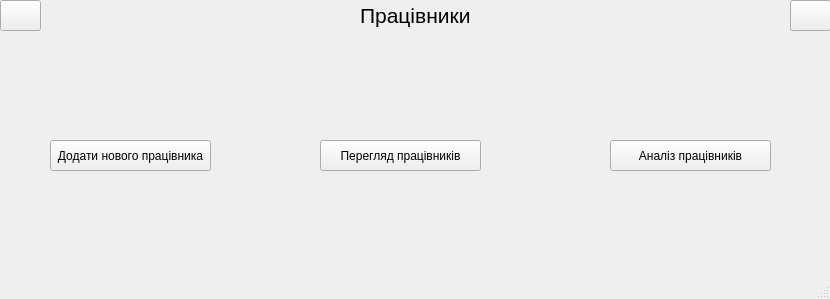
First picture: the form in uis/workers.ui, repository definitelyDefi/atelier-nitka-accounting, before the edit.
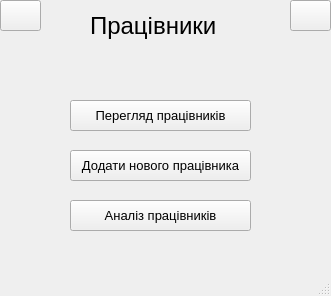
Second picture: the form after the edit. Icons and pictures are not drawn.

Commit message: Изменения интерфейса меню: Главное меню, Клиенты и работники

```diff
--- a/uis/workers.ui
+++ b/uis/workers.ui
@@ -6,8 +6,8 @@
    <rect>
     <x>0</x>
     <y>0</y>
-    <width>830</width>
-    <height>299</height>
+    <width>331</width>
+    <height>296</height>
    </rect>
   </property>
   <property name="windowTitle">
@@ -17,12 +17,17 @@
    <widget class="QPushButton" name="add_new_worker_button">
     <property name="geometry">
      <rect>
-      <x>50</x>
-      <y>140</y>
-      <width>161</width>
+      <x>70</x>
+      <y>150</y>
+      <width>181</width>
       <height>31</height>
      </rect>
     </property>
+    <property name="font">
+     <font>
+      <pointsize>10</pointsize>
+     </font>
+    </property>
     <property name="text">
      <string>Додати нового працівника</string>
     </property>
@@ -30,12 +35,17 @@
    <widget class="QPushButton" name="workers_analisys_button">
     <property name="geometry">
      <rect>
-      <x>610</x>
-      <y>140</y>
-      <width>161</width>
+      <x>70</x>
+      <y>200</y>
+      <width>181</width>
       <height>31</height>
      </rect>
     </property>
+    <property name="font">
+     <font>
+      <pointsize>10</pointsize>
+     </font>
+    </property>
     <property name="text">
      <string>Аналіз працівників</string>
     </property>
@@ -43,12 +53,17 @@
    <widget class="QPushButton" name="view_workers_button">
     <property name="geometry">
      <rect>
-      <x>320</x>
-      <y>140</y>
-      <width>161</width>
+      <x>70</x>
+      <y>100</y>
+      <width>181</width>
       <height>31</height>
      </rect>
     </property>
+    <property name="font">
+     <font>
+      <pointsize>10</pointsize>
+     </font>
+    </property>
     <property name="text">
      <string>Перегляд працівників</string>
     </property>
@@ -56,7 +71,7 @@
    <widget class="QPushButton" name="exit_button">
     <property name="geometry">
      <rect>
-      <x>790</x>
+      <x>290</x>
       <y>0</y>
       <width>41</width>
       <height>31</height>
@@ -114,15 +129,15 @@
    <widget class="QLabel" name="label">
     <property name="geometry">
      <rect>
-      <x>360</x>
-      <y>0</y>
-      <width>111</width>
+      <x>90</x>
+      <y>10</y>
+      <width>141</width>
       <height>31</height>
      </rect>
     </property>
     <property name="font">
      <font>
-      <pointsize>16</pointsize>
+      <pointsize>18</pointsize>
       <weight>50</weight>
       <bold>false</bold>
      </font>
```
The commit also changes 2 other files.
